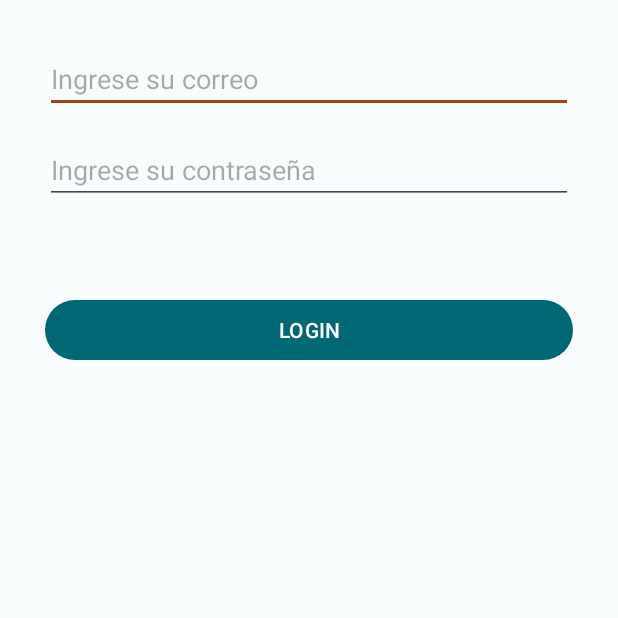
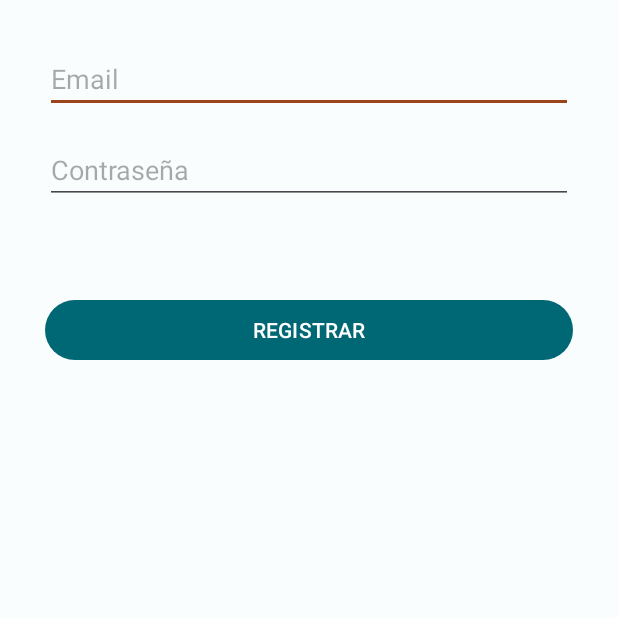
Before and after one commit to HeberGonzalez28/EchowProjectsApp, an Android app: the screen it shows after launch (LoginActivity before the commit, RegisterActivity after it), on a phone screen of 412 x 824 dp, the top half of it. Run offline under Robolectric (Android 15) with nearby library versions, the light colour scheme and no system bars; our stand-ins replace Firebase (no records; nobody signed in at launch, a user with empty details on screens opened directly).

Commit message:
completing registration functionality

```diff
--- a/app/src/main/java/com/example/echowprojectsapp/MainActivity.java
+++ b/app/src/main/java/com/example/echowprojectsapp/MainActivity.java
@@ -6,6 +6,7 @@ import android.content.Intent;
 import android.os.Bundle;
 
 import com.example.echowprojectsapp.Screens.LoginActivity;
+import com.example.echowprojectsapp.Screens.RegisterActivity;
 
 public class MainActivity extends AppCompatActivity {
 
@@ -14,7 +15,7 @@ public class MainActivity extends AppCompatActivity {
         super.onCreate(savedInstanceState);
         setContentView(R.layout.activity_main);
 
-        Intent intent = new Intent(this, LoginActivity.class);
+        Intent intent = new Intent(this, RegisterActivity.class);
         startActivity(intent);
 
     }
--- a/app/src/main/java/com/example/echowprojectsapp/Screens/LoginActivity.java
+++ b/app/src/main/java/com/example/echowprojectsapp/Screens/LoginActivity.java
@@ -29,8 +29,8 @@ public class LoginActivity extends AppCompatActivity {
     protected void onCreate(Bundle savedInstanceState) {
         super.onCreate(savedInstanceState);
         setContentView(R.layout.activity_login);
+
         mAuth = FirebaseAuth.getInstance();
-
         FirebaseUser currentUser = mAuth.getCurrentUser();
         if (currentUser != null) {
             startActivity(new Intent(LoginActivity.this, HomeActivity.class));
@@ -48,7 +48,7 @@ public class LoginActivity extends AppCompatActivity {
                 String passUser = password.getText().toString().trim();
 
                 if (emailUser.isEmpty() && passUser.isEmpty()){
-                    Toast.makeText(LoginActivity.this, "amFavor llenar los cpos", Toast.LENGTH_LONG).show();
+                    Toast.makeText(LoginActivity.this, "Favor llenar los campos", Toast.LENGTH_LONG).show();
                 } else {
                     loginUser(emailUser, passUser);
                 }
--- a/app/src/main/java/com/example/echowprojectsapp/Screens/RegisterActivity.java
+++ b/app/src/main/java/com/example/echowprojectsapp/Screens/RegisterActivity.java
@@ -1,16 +1,68 @@
 package com.example.echowprojectsapp.Screens;
 
+import androidx.annotation.NonNull;
 import androidx.appcompat.app.AppCompatActivity;
 
+import android.content.Intent;
 import android.os.Bundle;
+import android.view.View;
+import android.widget.Button;
+import android.widget.EditText;
+import android.widget.Toast;
 
 import com.example.echowprojectsapp.R;
+import com.google.android.gms.tasks.OnCompleteListener;
+import com.google.android.gms.tasks.OnFailureListener;
+import com.google.android.gms.tasks.Task;
+import com.google.firebase.auth.AuthResult;
+import com.google.firebase.auth.FirebaseAuth;
 
 public class RegisterActivity extends AppCompatActivity {
 
+    EditText email, password;
+    Button register;
+    FirebaseAuth mAuth;
     @Override
     protected void onCreate(Bundle savedInstanceState) {
         super.onCreate(savedInstanceState);
         setContentView(R.layout.activity_register);
+
+        mAuth = FirebaseAuth.getInstance();
+
+        email = findViewById(R.id.txtEmail);
+        password = findViewById(R.id.txtPassword);
+        register = findViewById(R.id.btnRegister);
+
+        register.setOnClickListener(new View.OnClickListener() {
+            @Override
+            public void onClick(View v) {
+                String emailUser = email.getText().toString().trim();
+                String passUser = password.getText().toString().trim();
+
+                if (emailUser.isEmpty() && passUser.isEmpty()){
+                    Toast.makeText(RegisterActivity.this, "Favor llenar los campos", Toast.LENGTH_LONG).show();
+                } else {
+                    registerUser(emailUser, passUser);
+                }
+            }
+        });
+    }
+
+    private void registerUser(String emailUser, String passUser) {
+        mAuth.createUserWithEmailAndPassword(emailUser, passUser).addOnCompleteListener(new OnCompleteListener<AuthResult>() {
+            @Override
+            public void onComplete(@NonNull Task<AuthResult> task) {
+                if (task.isSuccessful()){
+                    finish();
+                    Toast.makeText(RegisterActivity.this, "Usuario registrado", Toast.LENGTH_SHORT).show();
+                    startActivity(new Intent(RegisterActivity.this, HomeActivity.class));
+                }
+            }
+        }).addOnFailureListener(new OnFailureListener() {
+            @Override
+            public void onFailure(@NonNull Exception e) {
+                Toast.makeText(RegisterActivity.this, "Error al iniciar sesion", Toast.LENGTH_SHORT).show();
+            }
+        });
     }
 }
--- a/app/src/main/res/layout/activity_login.xml
+++ b/app/src/main/res/layout/activity_login.xml
@@ -23,7 +23,7 @@
             android:layout_width="match_parent"
             android:layout_height="wrap_content"
             android:ems="10"
-            android:inputType="text"
+            android:inputType="textEmailAddress"
             android:hint="Ingrese su correo"/>
 
         <EditText
@@ -32,7 +32,7 @@
             android:layout_height="wrap_content"
             android:layout_marginTop="15dp"
             android:ems="10"
-            android:inputType="text"
+            android:inputType="textPassword"
             android:hint="Ingrese su contraseña"/>
 
         <Button
--- a/app/src/main/res/layout/activity_register.xml
+++ b/app/src/main/res/layout/activity_register.xml
@@ -6,4 +6,40 @@
     android:layout_height="match_parent"
     tools:context=".Screens.RegisterActivity">
 
+    <LinearLayout
+        android:layout_width="match_parent"
+        android:layout_height="match_parent"
+        android:layout_marginStart="30dp"
+        android:layout_marginTop="30dp"
+        android:layout_marginEnd="30dp"
+        android:layout_marginBottom="30dp"
+        android:orientation="vertical"
+        tools:layout_editor_absoluteX="1dp"
+        tools:layout_editor_absoluteY="1dp">
+
+        <EditText
+            android:id="@+id/txtEmail"
+            android:layout_width="match_parent"
+            android:layout_height="wrap_content"
+            android:hint="Email"
+            android:ems="10"
+            android:inputType="textEmailAddress" />
+
+        <EditText
+            android:id="@+id/txtPassword"
+            android:layout_width="match_parent"
+            android:layout_height="wrap_content"
+            android:layout_marginTop="15dp"
+            android:hint="Contraseña"
+            android:ems="10"
+            android:inputType="textPassword" />
+
+        <Button
+            android:id="@+id/btnRegister"
+            android:layout_width="match_parent"
+            android:layout_height="wrap_content"
+            android:layout_marginTop="60dp"
+            android:text="REGISTRAR" />
+    </LinearLayout>
+
 </androidx.constraintlayout.widget.ConstraintLayout>
```
